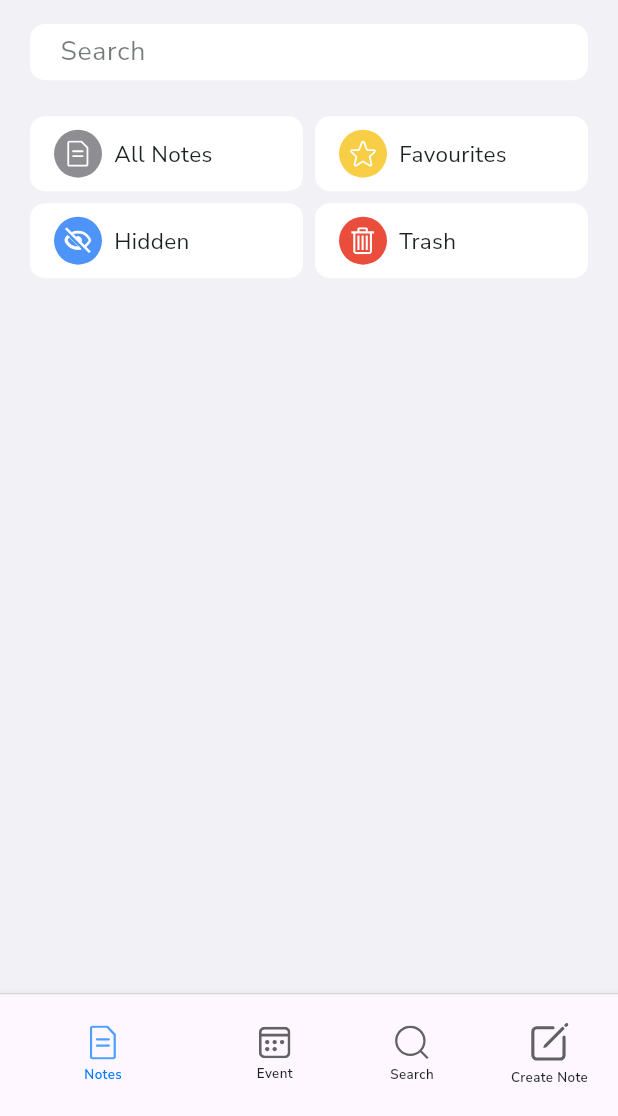
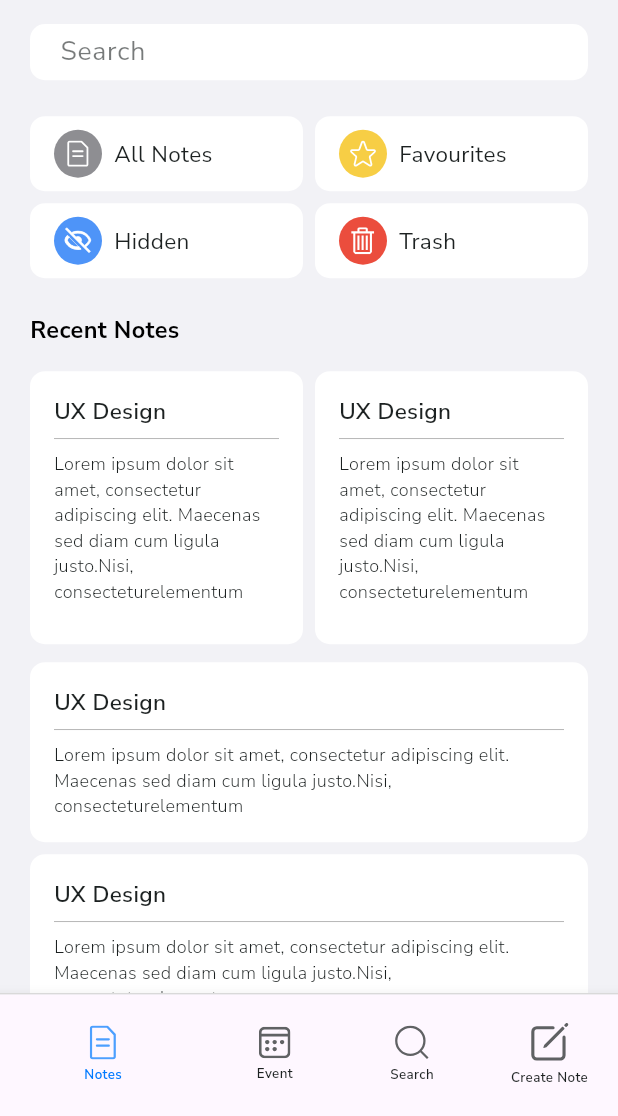
Before and after one commit to mohamdelbehairy/up-todo, a Flutter app: the HomeView screen opened by its route, on a phone screen of 412 x 824 dp, the part 120-1236 px from its top. Run offline on Flutter 3.47's test engine with Material 3 defaults, Android fonts, the light colour scheme and no system bars; our stand-ins replace flutter_bloc, flutter_svg, go_router, google_fonts.

Commit message:
note view part two (ui)

```diff
--- a/lib/core/utils/colors.dart
+++ b/lib/core/utils/colors.dart
@@ -7,4 +7,9 @@ class AppColors {
   static const Color backgroundColor = Color(0xfff2f2f6);
   static const Color activeSmoothIndicatorColor = Color(0xff3A85F7);
   static const Color inActiveSmoothIndicatorColor = Color(0xffCECBD3);
+
+  static final allNotesColor = const Color(0xff8E8E92).withOpacity(0.1);
+  static final favouriteNotesColor = const Color(0xffF7CE45).withOpacity(0.3);
+  static final hiddenNotesColor = const Color(0xff4E94F8).withOpacity(0.1);
+  static final trashNotesColor = const Color(0xffEB4D3D).withOpacity(0.1);
 }
--- /dev/null
+++ b/lib/features/notes/data/models/note_model.dart
@@ -0,0 +1,5 @@
+class NoteModel {
+  final String title, body;
+
+  NoteModel({required this.title, required this.body});
+}
--- /dev/null
+++ b/lib/features/notes/presentation/manager/get_notes/get_notes_cubit.dart
@@ -0,0 +1,143 @@
+import 'package:flutter_bloc/flutter_bloc.dart';
+import 'package:up_todo/features/notes/data/models/note_model.dart';
+
+part 'get_notes_state.dart';
+
+class GetNotesCubit extends Cubit<GetNotesState> {
+  GetNotesCubit() : super(GetNotesInitial());
+
+  List<NoteModel> recentNotes = [
+    NoteModel(
+        title: 'Getting Started',
+        body:
+            'Lorem ipsum dolor sit amet, consectetur adipiscing elit. Maecenas sed diam cum ligula justo.Nisi, consectetur elementum.'),
+    NoteModel(
+        title: 'UX Design',
+        body:
+            'Lorem ipsum dolor sit amet, consectetur adipiscing elit. Maecenas sed diam cum ligula justo.Nisi, consectetur elementum.'),
+    NoteModel(
+        title: 'Important',
+        body:
+            'Lorem ipsum dolor sit amet, consectetur adipiscing elit. Maecenas sed diam cum ligula justo.Nisi, consectetur elementum.'),
+    NoteModel(
+        title: 'Important',
+        body:
+            'Lorem ipsum dolor sit amet, consectetur adipiscing elit. Maecenas sed diam cum ligula justo.Nisi, consectetur elementum.'),
+  ];
+  List<NoteModel> allNotes = [
+    NoteModel(
+        title: 'Getting Started',
+        body:
+            'Lorem ipsum dolor sit amet, consectetur adipiscing elit. Maecenas sed diam cum ligula justo.Nisi, consectetur elementum.'),
+    NoteModel(
+        title: 'UX Design',
+        body:
+            'Lorem ipsum dolor sit amet, consectetur adipiscing elit. Maecenas sed diam cum ligula justo.Nisi, consectetur elementum.'),
+    NoteModel(
+        title: 'Important',
+        body:
+            'Lorem ipsum dolor sit amet, consectetur adipiscing elit. Maecenas sed diam cum ligula justo.Nisi, consectetur elementum.'),
+    NoteModel(
+        title: 'Important',
+        body:
+            'Lorem ipsum dolor sit amet, consectetur adipiscing elit. Maecenas sed diam cum ligula justo.Nisi, consectetur elementum.'),
+    NoteModel(
+        title: 'Getting Started',
+        body:
+            'Lorem ipsum dolor sit amet, consectetur adipiscing elit. Maecenas sed diam cum ligula justo.Nisi, consectetur elementum.'),
+    NoteModel(
+        title: 'UX Design',
+        body:
+            'Lorem ipsum dolor sit amet, consectetur adipiscing elit. Maecenas sed diam cum ligula justo.Nisi, consectetur elementum.'),
+    NoteModel(
+        title: 'Important',
+        body:
+            'Lorem ipsum dolor sit amet, consectetur adipiscing elit. Maecenas sed diam cum ligula justo.Nisi, consectetur elementum.'),
+    NoteModel(
+        title: 'Important',
+        body:
+            'Lorem ipsum dolor sit amet, consectetur adipiscing elit. Maecenas sed diam cum ligula justo.Nisi, consectetur elementum.'),
+  ];
+  List<NoteModel> favouriteNotes = [
+    NoteModel(
+        title: 'Getting Started',
+        body:
+            'Lorem ipsum dolor sit amet, consectetur adipiscing elit. Maecenas sed diam cum ligula justo.Nisi, consectetur elementum.'),
+    NoteModel(
+        title: 'UX Design',
+        body:
+            'Lorem ipsum dolor sit amet, consectetur adipiscing elit. Maecenas sed diam cum ligula justo.Nisi, consectetur elementum.'),
+    NoteModel(
+        title: 'Important',
+        body:
+            'Lorem ipsum dolor sit amet, consectetur adipiscing elit. Maecenas sed diam cum ligula justo.Nisi, consectetur elementum.'),
+    NoteModel(
+        title: 'Important',
+        body:
+            'Lorem ipsum dolor sit amet, consectetur adipiscing elit. Maecenas sed diam cum ligula justo.Nisi, consectetur elementum.'),
+    NoteModel(
+        title: 'Getting Started',
+        body:
+            'Lorem ipsum dolor sit amet, consectetur adipiscing elit. Maecenas sed diam cum ligula justo.Nisi, consectetur elementum.'),
+    NoteModel(
+        title: 'UX Design',
+        body:
+            'Lorem ipsum dolor sit amet, consectetur adipiscing elit. Maecenas sed diam cum ligula justo.Nisi, consectetur elementum.'),
+    NoteModel(
+        title: 'Important',
+        body:
+            'Lorem ipsum dolor sit amet, consectetur adipiscing elit. Maecenas sed diam cum ligula justo.Nisi, consectetur elementum.'),
+    NoteModel(
+        title: 'Important',
+        body:
+            'Lorem ipsum dolor sit amet, consectetur adipiscing elit. Maecenas sed diam cum ligula justo.Nisi, consectetur elementum.'),
+  ];
+  List<NoteModel> hiddenNotes = [
+    NoteModel(
+        title: 'Getting Started',
+        body:
+            'Lorem ipsum dolor sit amet, consectetur adipiscing elit. Maecenas sed diam cum ligula justo.Nisi, consectetur elementum.'),
+    NoteModel(
+        title: 'UX Design',
+        body:
+            'Lorem ipsum dolor sit amet, consectetur adipiscing elit. Maecenas sed diam cum ligula justo.Nisi, consectetur elementum.'),
+    NoteModel(
+        title: 'Important',
+        body:
+            'Lorem ipsum dolor sit amet, consectetur adipiscing elit. Maecenas sed diam cum ligula justo.Nisi, consectetur elementum.'),
+    NoteModel(
+        title: 'Important',
+        body:
+            'Lorem ipsum dolor sit amet, consectetur adipiscing elit. Maecenas sed diam cum ligula justo.Nisi, consectetur elementum.'),
+    NoteModel(
+        title: 'Getting Started',
+        body:
+            'Lorem ipsum dolor sit amet, consectetur adipiscing elit. Maecenas sed diam cum ligula justo.Nisi, consectetur elementum.'),
+    NoteModel(
+        title: 'UX Design',
+        body:
+            'Lorem ipsum dolor sit amet, consectetur adipiscing elit. Maecenas sed diam cum ligula justo.Nisi, consectetur elementum.'),
+    NoteModel(
+        title: 'Important',
+        body:
+            'Lorem ipsum dolor sit amet, consectetur adipiscing elit. Maecenas sed diam cum ligula justo.Nisi, consectetur elementum.'),
+    NoteModel(
+        title: 'Important',
+        body:
+            'Lorem ipsum dolor sit amet, consectetur adipiscing elit. Maecenas sed diam cum ligula justo.Nisi, consectetur elementum.'),
+  ];
+  List<NoteModel> trashNotes = [
+    NoteModel(
+        title: 'Getting Started',
+        body:
+            'Lorem ipsum dolor sit amet, consectetur adipiscing elit. Maecenas sed diam cum ligula justo.Nisi, consectetur elementum.'),
+    NoteModel(
+        title: 'UX Design',
+        body:
+            'Lorem ipsum dolor sit amet, consectetur adipiscing elit. Maecenas sed diam cum ligula justo.Nisi, consectetur elementum.'),
+    NoteModel(
+        title: 'Important',
+        body:
+            'Lorem ipsum dolor sit amet, consectetur adipiscing elit. Maecenas sed diam cum ligula justo.Nisi, consectetur elementum.'),
+  ];
+}
--- /dev/null
+++ b/lib/features/notes/presentation/manager/get_notes/get_notes_state.dart
@@ -0,0 +1,5 @@
+part of 'get_notes_cubit.dart';
+
+sealed class GetNotesState {}
+
+final class GetNotesInitial extends GetNotesState {}
--- a/lib/features/notes/presentation/views/notes_view.dart
+++ b/lib/features/notes/presentation/views/notes_view.dart
@@ -1,6 +1,7 @@
 import 'package:flutter/material.dart';
 import 'package:flutter_bloc/flutter_bloc.dart';
 import 'package:up_todo/core/widgets/build_view.dart';
+import 'package:up_todo/features/notes/presentation/manager/get_notes/get_notes_cubit.dart';
 import 'package:up_todo/features/notes/presentation/manager/selected_type_note/selected_type_note_cubit.dart';
 import 'package:up_todo/features/notes/presentation/widgets/notes_view_body.dart';
 
@@ -9,8 +10,15 @@ class NotesView extends StatelessWidget {
 
   @override
   Widget build(BuildContext context) {
-    return BlocProvider(
-      create: (context) => SelectedTypeNoteCubit(),
+    return MultiBlocProvider(
+      providers: [
+        BlocProvider(
+          create: (context) => SelectedTypeNoteCubit(),
+        ),
+        BlocProvider(
+          create: (context) => GetNotesCubit(),
+        ),
+      ],
       child: const BuildView(child: NotesViewBody()),
     );
   }
--- /dev/null
+++ b/lib/features/notes/presentation/widgets/notes_divider.dart
@@ -0,0 +1,10 @@
+import 'package:flutter/material.dart';
+
+class NotesDivider extends StatelessWidget {
+  const NotesDivider({super.key});
+
+  @override
+  Widget build(BuildContext context) {
+    return const Divider(thickness: .5, color: Colors.grey);
+  }
+}
--- a/lib/features/notes/presentation/widgets/notes_view_body.dart
+++ b/lib/features/notes/presentation/widgets/notes_view_body.dart
@@ -6,6 +6,7 @@ import 'package:up_todo/features/notes/presentation/manager/selected_type_note/s
 import '../../../../core/widgets/search_text_field.dart';
 import 'notes_view_selected_and_unseclected_app_bar.dart';
 import 'selected_type_note_widget.dart';
+import 'show_notes.dart';
 
 class NotesViewBody extends StatelessWidget {
   const NotesViewBody({super.key});
@@ -15,7 +16,9 @@ class NotesViewBody extends StatelessWidget {
     var selectedIndex = context.read<SelectedTypeNoteCubit>();
     return BlocBuilder<SelectedTypeNoteCubit, SelectedTypeNoteState>(
       builder: (context, state) {
-        return Column(
+        return SingleChildScrollView(
+          physics: const BouncingScrollPhysics(),
+          child: Column(
             crossAxisAlignment: CrossAxisAlignment.start,
             children: [
               if (selectedIndex.selectedIndex == -1) const SizedBox(height: 24),
@@ -30,7 +33,10 @@ class NotesViewBody extends StatelessWidget {
               const SearchTextField(),
               const SizedBox(height: 24),
               const SelectedTypeNoteWidget(),
+              const ShowNotes(),
+              const SizedBox(height: 12),
             ],
+          ),
         );
       },
     );
--- /dev/null
+++ b/lib/features/notes/presentation/widgets/show_note_grid_and_list_view.dart
@@ -0,0 +1,48 @@
+import 'package:flutter/material.dart';
+import 'package:flutter_bloc/flutter_bloc.dart';
+import 'package:up_todo/features/notes/presentation/manager/get_notes/get_notes_cubit.dart';
+
+import '../../data/models/note_model.dart';
+import '../manager/selected_type_note/selected_type_note_cubit.dart';
+import 'show_notes_grid_view.dart';
+import 'show_notes_list_view.dart';
+
+class ShowNotesGridAndListView extends StatelessWidget {
+  const ShowNotesGridAndListView({super.key});
+
+  @override
+  Widget build(BuildContext context) {
+    var notes = BlocProvider.of<GetNotesCubit>(context);
+    var selectedIndex = context.watch<SelectedTypeNoteCubit>();
+
+    return BlocBuilder<GetNotesCubit, GetNotesState>(
+      builder: (context, state) {
+        final List<NoteModel> note;
+
+        if (selectedIndex.selectedIndex == 0) {
+          note = notes.allNotes;
+        } else if (selectedIndex.selectedIndex == 1) {
+          note = notes.favouriteNotes;
+        } else if (selectedIndex.selectedIndex == 2) {
+          note = notes.hiddenNotes;
+        } else if (selectedIndex.selectedIndex == 3) {
+          note = notes.trashNotes;
+        } else {
+          note = notes.recentNotes;
+        }
+        final List<NoteModel> gridNotes =
+            note.length > 2 ? note.sublist(0, 2) : note;
+        final List<NoteModel> listNotes =
+            note.length > 2 ? note.sublist(2) : [];
+        return Column(
+          crossAxisAlignment: CrossAxisAlignment.start,
+          children: [
+            ShowNotesGridView(notes: gridNotes),
+            const SizedBox(height: 12),
+            ShowNotesListView(note: listNotes),
+          ],
+        );
+      },
+    );
+  }
+}
--- /dev/null
+++ b/lib/features/notes/presentation/widgets/show_note_half_and_full_item.dart
@@ -0,0 +1,42 @@
+import 'package:flutter/material.dart';
+import 'package:flutter_bloc/flutter_bloc.dart';
+import 'package:up_todo/core/utils/colors.dart';
+import 'package:up_todo/core/utils/styles.dart';
+
+import '../manager/selected_type_note/selected_type_note_cubit.dart';
+import 'notes_divider.dart';
+
+class ShowNoteHalfAndFullItem extends StatelessWidget {
+  const ShowNoteHalfAndFullItem({super.key, this.width = 168});
+  final double width;
+
+  @override
+  Widget build(BuildContext context) {
+    var selectedIndex = context.watch<SelectedTypeNoteCubit>().selectedIndex;
+    return Container(
+      width: width,
+      padding: const EdgeInsets.all(16),
+      decoration: BoxDecoration(
+          color: selectedIndex == 0
+              ? AppColors.allNotesColor
+              : selectedIndex == 1
+                  ? AppColors.favouriteNotesColor
+                  : selectedIndex == 2
+                      ? AppColors.hiddenNotesColor
+                      : selectedIndex == 3
+                          ? AppColors.trashNotesColor
+                          : Colors.white,
+          borderRadius: BorderRadius.circular(10)),
+      child: Column(
+        crossAxisAlignment: CrossAxisAlignment.start,
+        children: [
+          Text('UX Design', style: Styles.styleSemiBold15),
+          const NotesDivider(),
+          Text(
+              'Lorem ipsum dolor sit amet, consectetur adipiscing elit. Maecenas sed diam cum ligula justo.Nisi, consecteturelementum',
+              style: Styles.styleLight12)
+        ],
+      ),
+    );
+  }
+}
--- /dev/null
+++ b/lib/features/notes/presentation/widgets/show_notes.dart
@@ -0,0 +1,20 @@
+import 'package:flutter/material.dart';
+import 'show_note_grid_and_list_view.dart';
+import 'show_notes_header.dart';
+
+class ShowNotes extends StatelessWidget {
+  const ShowNotes({super.key});
+
+  @override
+  Widget build(BuildContext context) {
+    return const Column(
+      crossAxisAlignment: CrossAxisAlignment.start,
+      children: [
+        ShowNotesHeader(),
+        SizedBox(height: 16),
+        ShowNotesGridAndListView(),
+        SizedBox(height: 4),
+      ],
+    );
+  }
+}
--- /dev/null
+++ b/lib/features/notes/presentation/widgets/show_notes_grid_view.dart
@@ -0,0 +1,23 @@
+import 'package:flutter/material.dart';
+import 'package:up_todo/features/notes/data/models/note_model.dart';
+
+import 'show_note_half_and_full_item.dart';
+
+class ShowNotesGridView extends StatelessWidget {
+  const ShowNotesGridView({super.key, required this.notes});
+  final List<NoteModel> notes;
+
+  @override
+  Widget build(BuildContext context) {
+    return GridView.builder(
+      shrinkWrap: true,
+      physics: const NeverScrollableScrollPhysics(),
+      itemCount: notes.length,
+      gridDelegate: const SliverGridDelegateWithFixedCrossAxisCount(
+          crossAxisCount: 2, mainAxisSpacing: 8, crossAxisSpacing: 8),
+      itemBuilder: (context, index) {
+        return const ShowNoteHalfAndFullItem();
+      },
+    );
+  }
+}
--- /dev/null
+++ b/lib/features/notes/presentation/widgets/show_notes_header.dart
@@ -0,0 +1,23 @@
+import 'package:flutter/material.dart';
+import 'package:flutter_bloc/flutter_bloc.dart';
+import 'package:up_todo/core/utils/styles.dart';
+
+import '../manager/selected_type_note/selected_type_note_cubit.dart';
+
+class ShowNotesHeader extends StatelessWidget {
+  const ShowNotesHeader({super.key});
+
+  @override
+  Widget build(BuildContext context) {
+    var selectedIndex = context.watch<SelectedTypeNoteCubit>();
+    if (selectedIndex.selectedIndex == -1 || selectedIndex.selectedIndex == 0) {
+      return Text('Recent Notes', style: Styles.styleBold15);
+    } else if (selectedIndex.selectedIndex == 1) {
+      return Text('Favourites', style: Styles.styleBold15);
+    } else if (selectedIndex.selectedIndex == 2) {
+      return Text('Hidden', style: Styles.styleBold15);
+    } else {
+      return Text('Trash', style: Styles.styleBold15);
+    }
+  }
+}
--- /dev/null
+++ b/lib/features/notes/presentation/widgets/show_notes_list_view.dart
@@ -0,0 +1,23 @@
+import 'package:flutter/material.dart';
+import 'package:up_todo/features/notes/data/models/note_model.dart';
+
+import 'show_note_half_and_full_item.dart';
+
+class ShowNotesListView extends StatelessWidget {
+  const ShowNotesListView({super.key, required this.note});
+  final List<NoteModel> note;
+
+  @override
+  Widget build(BuildContext context) {
+    return ListView.builder(
+      physics: const NeverScrollableScrollPhysics(),
+      itemCount: note.length,
+      shrinkWrap: true,
+      itemBuilder: (context, index) {
+        return const Padding(
+            padding: EdgeInsets.only(bottom: 8),
+            child: ShowNoteHalfAndFullItem(width: double.infinity));
+      },
+    );
+  }
+}
```
Also changed, not shown: 1 other file. Lines whose indentation alone changed are shown as unchanged.
